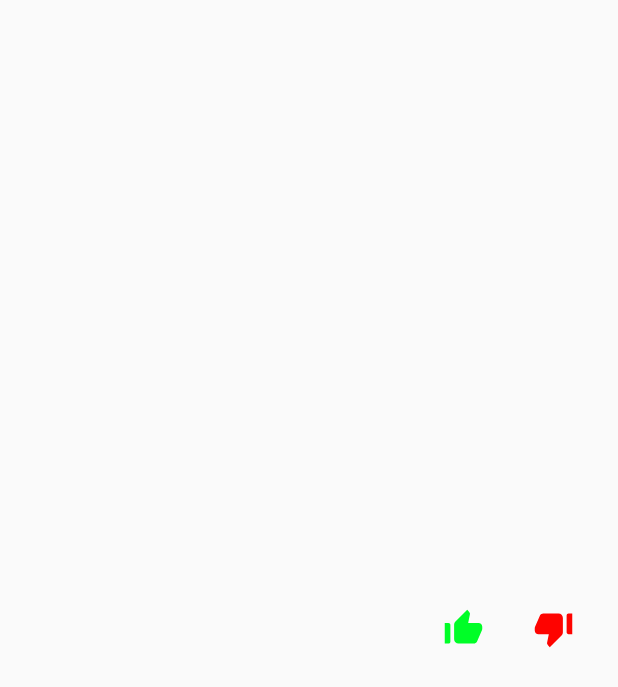
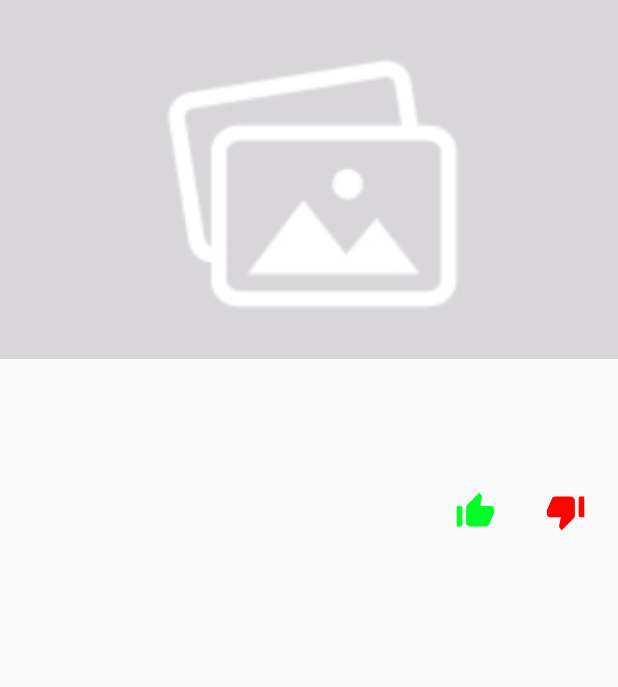
Before and after one commit to Ginnian/tm-closing-soon, an Android app: the ListingDetailsActivity screen opened directly, with no data from a screen before it, on a phone screen of 412 x 824 dp. Shown: the top 687 px of the screen. Run offline under Robolectric (Android 15) with nearby library versions, the phone set to English and light mode, and no system bars; pictures from the network do not load; 1 statement that could not run was skipped.

Commit message:
Upgrade SDK, fix missing primary photo id, remove recycler when there are no images

```diff
--- a/app/build.gradle
+++ b/app/build.gradle
@@ -5,7 +5,7 @@ apply plugin: 'kotlin-android'
 apply plugin: 'kotlin-android-extensions'
 
 android {
-    compileSdkVersion 28
+    compileSdkVersion 30
 
     compileOptions {
         sourceCompatibility '1.8'
--- a/app/src/main/java/nz/co/trademe/techtest/activites/ListingDetailsActivity.kt
+++ b/app/src/main/java/nz/co/trademe/techtest/activites/ListingDetailsActivity.kt
@@ -2,6 +2,7 @@ package nz.co.trademe.techtest.activites
 
 import android.os.Bundle
 import android.util.Log
+import android.view.View
 import android.widget.Toast
 import androidx.appcompat.app.AppCompatActivity
 import com.bumptech.glide.Glide
@@ -38,15 +39,16 @@ class ListingDetailsActivity : AppCompatActivity(), Callback<ListedItemDetail>,
             listing_member_location_tv.text = body.member.region
             listing_negative_feedback_tv.text = body.member.uniqueNegative.toString()
             listing_positive_feedback_tv.text = body.member.uniquePositive.toString()
+            if (body.primaryPhotoId != null) {
+                listing_images_rv.visibility = View.VISIBLE
                 Glide.with(this)
                         .load(body.photoList[0].gallery.pictureHref)
                         .placeholder(R.drawable.no_image)
                         .centerCrop()
                         .into(listing_detail_current_iv)
-
                 listing_images_rv.adapter =
                         ListingDetailsPhotoRecyclerAdapter(this, body, this)
-
+            }
         } else {
             Toast.makeText(this, response.message(), Toast.LENGTH_SHORT).show()
         }
--- a/app/src/main/res/layout/activity_listing_details.xml
+++ b/app/src/main/res/layout/activity_listing_details.xml
@@ -17,17 +17,18 @@
             android:layout_height="0dp"
             android:contentDescription="@string/content_description_listing_image"
             android:scaleType="centerCrop"
+            android:src="@drawable/no_image"
             app:layout_constraintDimensionRatio="15.5:9"
             app:layout_constraintEnd_toEndOf="parent"
             app:layout_constraintStart_toStartOf="parent"
-            app:layout_constraintTop_toTopOf="parent"
-            tools:src="@tools:sample/backgrounds/scenic" />
+            app:layout_constraintTop_toTopOf="parent" />
 
         <androidx.recyclerview.widget.RecyclerView
             android:id="@+id/listing_images_rv"
             android:layout_width="wrap_content"
             android:layout_height="82dp"
             android:orientation="horizontal"
+            android:visibility="gone"
             app:layoutManager="androidx.recyclerview.widget.LinearLayoutManager"
             app:layout_constraintEnd_toEndOf="parent"
             app:layout_constraintStart_toStartOf="parent"
@@ -39,7 +40,8 @@
             android:id="@+id/listing_title_tv"
             android:layout_width="match_parent"
             android:layout_height="wrap_content"
-            android:layout_marginHorizontal="4dp"
+            android:layout_marginHorizontal="8dp"
+            android:layout_marginTop="4dp"
             android:ellipsize="end"
             android:textColor="@android:color/primary_text_light"
             android:textIsSelectable="true"
@@ -54,7 +56,7 @@
             android:id="@+id/listing_description_tv"
             android:layout_width="match_parent"
             android:layout_height="wrap_content"
-            android:layout_marginHorizontal="4dp"
+            android:layout_marginHorizontal="8dp"
             android:layout_marginTop="4dp"
             android:ellipsize="end"
             android:textIsSelectable="false"
@@ -67,7 +69,7 @@
             android:id="@+id/listing_member_nickname_tv"
             android:layout_width="wrap_content"
             android:layout_height="wrap_content"
-            android:layout_marginStart="20dp"
+            android:layout_marginStart="12dp"
             android:layout_marginLeft="12dp"
             android:layout_marginTop="25dp"
             android:textIsSelectable="false"
@@ -121,8 +123,8 @@
             android:id="@+id/listing_negative_feedback_tv"
             android:layout_width="wrap_content"
             android:layout_height="wrap_content"
-            android:layout_marginEnd="20dp"
-            android:layout_marginRight="20dp"
+            android:layout_marginEnd="12dp"
+            android:layout_marginRight="12dp"
             android:textIsSelectable="false"
             app:layout_constraintBottom_toBottomOf="@+id/listing_negative_feedback_iv"
             app:layout_constraintEnd_toEndOf="parent"
--- a/wrapper/src/main/java/nz/co/trademe/wrapper/dto/ListedItemDetail.kt
+++ b/wrapper/src/main/java/nz/co/trademe/wrapper/dto/ListedItemDetail.kt
@@ -9,7 +9,7 @@ data class ListedItemDetail(
         @Json(name = "Member") val member: Member,
         @Json(name = "Body") val body: String,
         @Json(name = "Photos") val photoList: List<Gallery>,
-        @Json(name = "PhotoId") val primaryPhotoId: Int
+        @Json(name = "PhotoId") val primaryPhotoId: Int?
 )
 
 data class Gallery (
```
Also changed, not shown: app/src/main/java/nz/co/trademe/techtest/utils/DateTimeUtils.kt (+4 -4 lines). Lines whose indentation alone changed are shown as unchanged.
